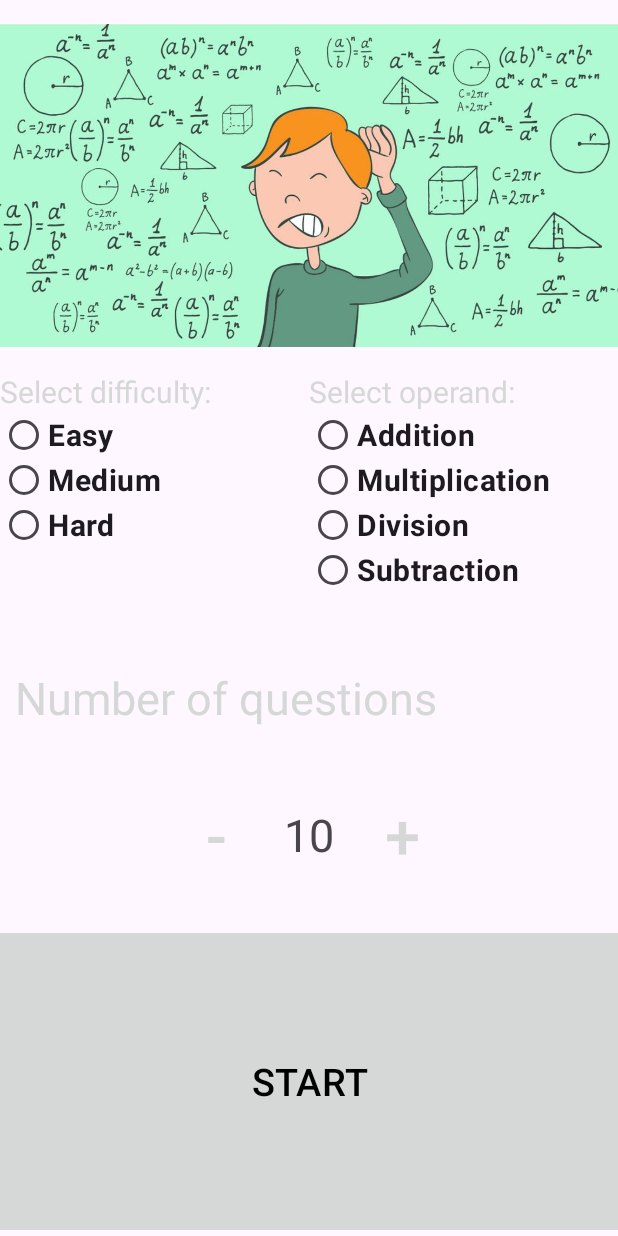
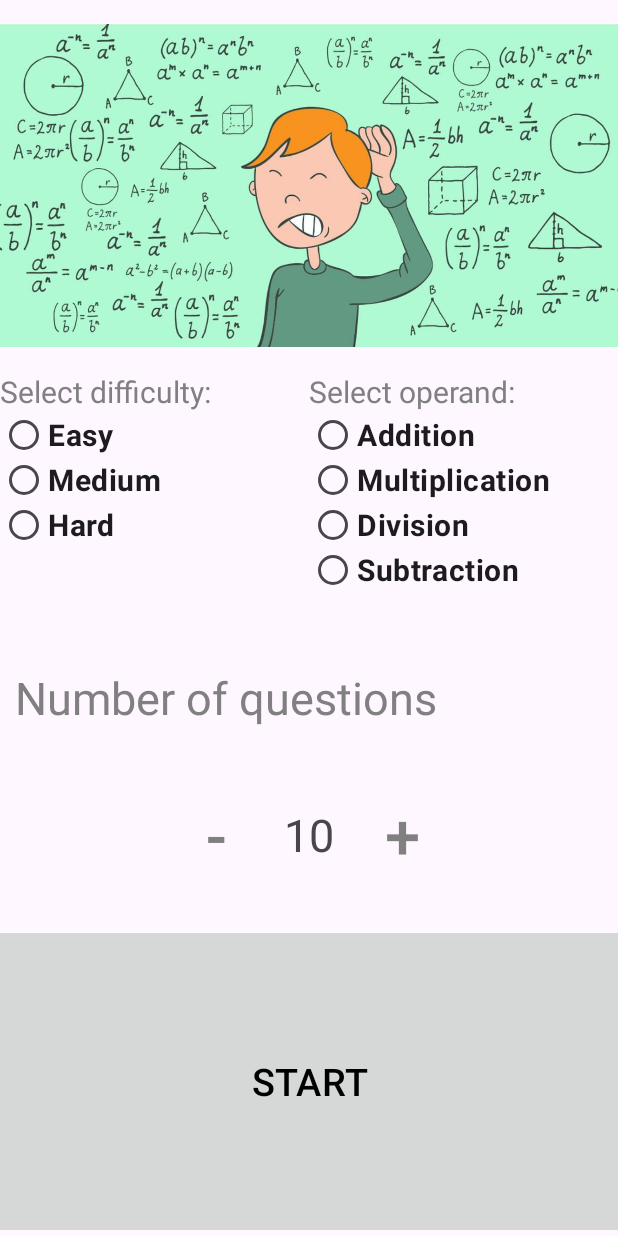
Before and after one commit to aencheng/Project_3, an Android app: the screen it shows after launch (MainActivity), on a phone screen of 412 x 824 dp. Run offline under Robolectric (Android 15) with nearby library versions, the phone set to English and light mode, and no system bars.

Commit message:
Fixed Color Dark Gray, Changed some UI Coloring, Fixed Bug with Android BigDecimal to Java BigDecimal. Application Now fully Functional

```diff
--- a/app/src/main/java/com/example/project3/ProblemScreenFragment.kt
+++ b/app/src/main/java/com/example/project3/ProblemScreenFragment.kt
@@ -45,7 +45,6 @@ class ProblemScreenFragment : Fragment() {
         startButton.setOnClickListener{
             if(difficultySelection != "" && operandSelection != "" && numberOfQuestions.toString().toInt() != 0){
                 val combinedSelection = "$difficultySelection|$operandSelection|$numberOfQuestions"
-                //Log.e("Check Variable", combinedSelection)
                 val action = ProblemScreenFragmentDirections
                     .actionProblemScreenFragmentToProblemSolvingScreen(combinedSelection)
                 view.findNavController().navigate(action)
--- a/app/src/main/res/layout/fragment_problemscreen.xml
+++ b/app/src/main/res/layout/fragment_problemscreen.xml
@@ -22,7 +22,7 @@
         android:layout_weight="1"
         android:text="Select difficulty:"
         android:textAlignment="textStart"
-        android:textColor="@color/gray"
+        android:textColor="@color/dark_gray"
         android:textSize="20sp"
         app:layout_constraintTop_toBottomOf="@id/imageView"
         app:layout_constraintWidth_percent=".5"
@@ -35,7 +35,7 @@
         android:layout_weight="1"
         android:text="Select operand:"
         android:textAlignment="textStart"
-        android:textColor="@color/gray"
+        android:textColor="@color/dark_gray"
         android:textSize="20sp"
         app:layout_constraintStart_toEndOf="@id/difficultyText"
         app:layout_constraintTop_toBottomOf="@id/imageView"
@@ -131,9 +131,8 @@
         android:layout_gravity="center"
         android:layout_marginStart="10dp"
         android:layout_marginBottom="30dp"
-        android:layout_weight="1"
         android:text="Number of questions"
-        android:textColor="@color/gray"
+        android:textColor="@color/dark_gray"
         android:textSize="30sp"
         app:layout_constraintBottom_toTopOf="@id/questionNumber"
         app:layout_constraintHeight_percent="0.05"
@@ -147,7 +146,7 @@
         android:layout_height="0dp"
         android:background="@color/transparent"
         android:text="-"
-        android:textColor="@color/gray"
+        android:textColor="@color/dark_gray"
         android:textSize="42sp"
         app:layout_constraintBottom_toBottomOf="@id/questionNumber"
         app:layout_constraintEnd_toStartOf="@id/questionNumber"
@@ -179,7 +178,7 @@
         android:layout_height="0dp"
         android:background="@color/transparent"
         android:text="+"
-        android:textColor="@color/gray"
+        android:textColor="@color/dark_gray"
         android:textSize="42sp"
         app:layout_constraintBottom_toBottomOf="@id/questionNumber"
         app:layout_constraintHeight_percent="0.1"
--- a/app/src/main/res/values/colors.xml
+++ b/app/src/main/res/values/colors.xml
@@ -3,6 +3,6 @@
     <color name="black">#FF000000</color>
     <color name="white">#FFFFFFFF</color>
     <color name="gray">#d6d8d7</color>
-    <color name="dark_gray">#A9A9A9</color>
+    <color name="dark_gray">#808080</color>
     <color name="transparent">#00FFFFFF</color>
 </resources>
```
Also changed, not shown: app/src/main/java/com/example/project3/ProblemSolvingScreen.kt (+15 -12 lines).
